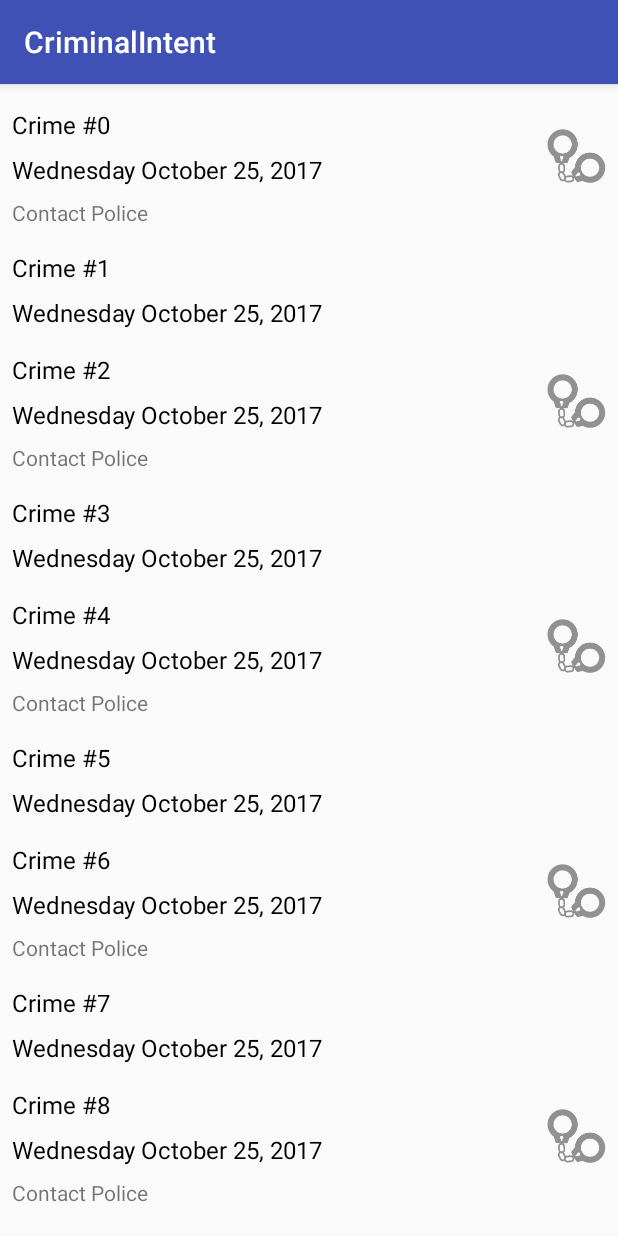
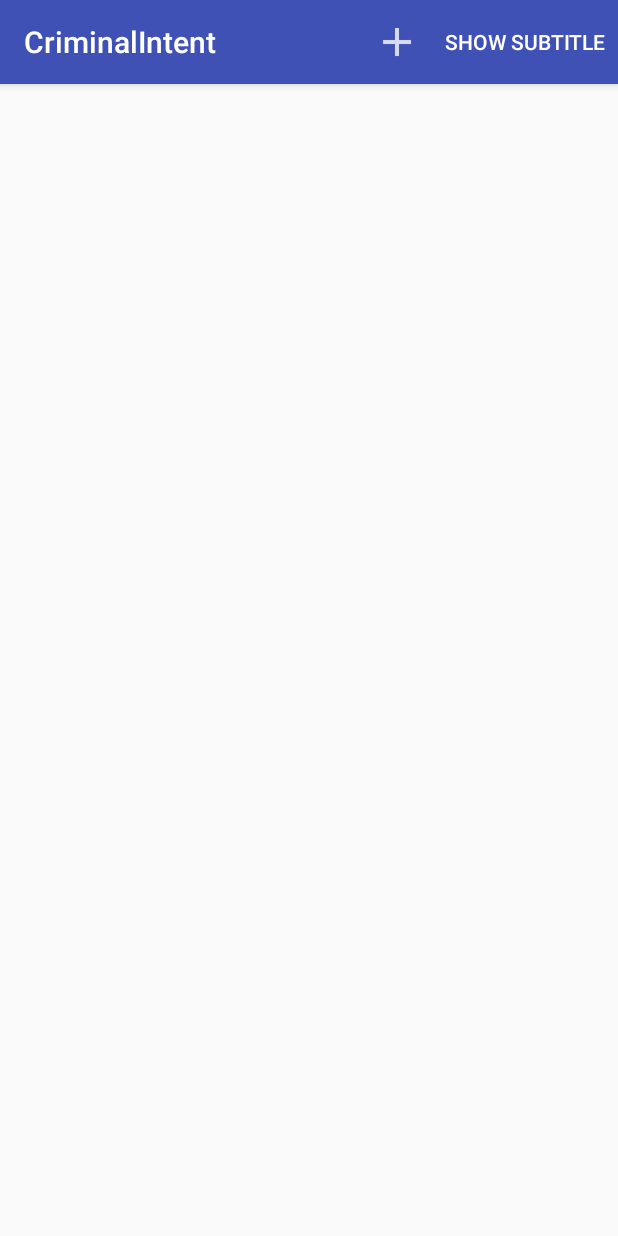
Before and after one commit to Derrek-Larson/CriminalIntent, an Android app: the CrimeListFragment screen opened directly, with no data from a screen before it, on a phone screen of 412 x 824 dp. Run offline under Robolectric (Android 15) with nearby library versions, the phone set to English and light mode, and no system bars.

Commit message:
chapter 13 before challenges

```diff
--- a/app/src/main/AndroidManifest.xml
+++ b/app/src/main/AndroidManifest.xml
@@ -13,7 +13,8 @@
             </intent-filter>
         </activity>
         <activity
-            android:name=".CrimePagerActivity" >
+            android:name=".CrimePagerActivity"
+            android:parentActivityName=".CrimeListActivity">
         </activity>
     </application>
 
--- a/app/src/main/java/com/bignerdranch/android/criminalintent/Crime.java
+++ b/app/src/main/java/com/bignerdranch/android/criminalintent/Crime.java
@@ -9,7 +9,7 @@ public class Crime {
     private UUID mId;
     private String mTitle;
     private Date mDate;
-    private Boolean mSolved;
+    private Boolean mSolved=false;
     private Boolean mRequiresPolice = false;
     private String mTime;
     public Boolean getMrequiresPolice() {
--- a/app/src/main/java/com/bignerdranch/android/criminalintent/CrimeFragment.java
+++ b/app/src/main/java/com/bignerdranch/android/criminalintent/CrimeFragment.java
@@ -55,6 +55,7 @@ public class CrimeFragment extends Fragment {
         super.onCreate(savedInstanceState);
         UUID crimeId = (UUID) getArguments().getSerializable(ARG_CRIME_ID);
         mCrime = CrimeLab.get(getActivity()).getCrime(crimeId);
+
     }
     @Override
     public View onCreateView(LayoutInflater inflater, ViewGroup container, Bundle savedInstanceState) {
--- a/app/src/main/java/com/bignerdranch/android/criminalintent/CrimeLab.java
+++ b/app/src/main/java/com/bignerdranch/android/criminalintent/CrimeLab.java
@@ -24,21 +24,19 @@ public class CrimeLab {
         }
         return sCrimeLab;
     }
+
     private CrimeLab(Context context){
         mCrimes = new LinkedHashMap<>();
-        for (int i=0; i<100; i++){
-            Crime crime = new Crime();
-            crime.setTitle("Crime #"+i);
-            crime.setSolved(i%2==0);
-            crime.setMrequiresPolice(i%2==0); // only needed for challenge of chapter 8
-            mCrimes.put(crime.getId(),crime);
-            Log.d(TAG, "crime created");
+    }
 
-        }
+    public void addCrime(Crime c){
+        mCrimes.put(c.getId(),c);
     }
+
     public List<Crime> getCrimes(){
         return new ArrayList<>(mCrimes.values());
     } //arraylist for all other purposes
+
     public Crime getCrime(UUID id){
         return mCrimes.get(id); //instant retrieval
     }
--- a/app/src/main/java/com/bignerdranch/android/criminalintent/CrimeListFragment.java
+++ b/app/src/main/java/com/bignerdranch/android/criminalintent/CrimeListFragment.java
@@ -3,11 +3,15 @@ package com.bignerdranch.android.criminalintent;
 import android.content.Intent;
 import android.os.Bundle;
 import android.support.v4.app.Fragment;
+import android.support.v7.app.AppCompatActivity;
 import android.support.v7.widget.LinearLayoutManager;
 import android.support.v7.widget.RecyclerView;
 import android.text.format.DateFormat;
 import android.util.Log;
 import android.view.LayoutInflater;
+import android.view.Menu;
+import android.view.MenuInflater;
+import android.view.MenuItem;
 import android.view.View;
 import android.view.ViewGroup;
 import android.widget.ImageView;
@@ -24,6 +28,8 @@ import java.util.List;
 
 public class CrimeListFragment extends Fragment {
 
+    private static final String SAVED_SUBTITLE_VISIBLE = "subtitle";
+
     private static final String POSITION_ARRAY_EXTRA = "com.bignerdranch.android.criminalintent.position_array";
 
     private static final String POSITION_EXTRA =
@@ -33,7 +39,13 @@ public class CrimeListFragment extends Fragment {
 
 private RecyclerView mCrimeRecyclerView;
 private CrimeAdapter mAdapter;
+private boolean mSubtitleVisible;
     private static final int REQUEST_CRIME = 1;
+    @Override
+    public void onCreate(Bundle savedInstanceState){
+        super.onCreate(savedInstanceState);
+        setHasOptionsMenu(true);
+    }
     @Override
     public View onCreateView(LayoutInflater inflater, ViewGroup container, Bundle savedInstanceState){
         View view = inflater.inflate(R.layout.fragment_crime_list, container, false);
@@ -41,22 +53,84 @@ private CrimeAdapter mAdapter;
                 .findViewById(R.id.crime_recycler_view);
         mCrimeRecyclerView.setLayoutManager(new LinearLayoutManager(getActivity()));
         updateUI();
+        if (savedInstanceState != null){
+            mSubtitleVisible = savedInstanceState.getBoolean(SAVED_SUBTITLE_VISIBLE);
+        }
         return view;
     }
     @Override public void onResume(){
         super.onResume();
         updateUI();
     }
+
+    @Override
+    public void onSaveInstanceState(Bundle outState){
+        super.onSaveInstanceState(outState);
+        outState.putBoolean(SAVED_SUBTITLE_VISIBLE, mSubtitleVisible);
+    }
+
+    private void addACrime() {
+        Crime crime = new Crime();
+        CrimeLab.get(getActivity()).addCrime(crime);
+        Intent intent = CrimePagerActivity.newIntent(getActivity(), crime.getId(),mAdapter.getItemCount() );
+        startActivity(intent);
+    }
+
+    @Override
+    public void onCreateOptionsMenu(Menu menu, MenuInflater inflater){
+        super.onCreateOptionsMenu(menu, inflater);
+        inflater.inflate(R.menu.fragment_crime_list, menu);
+        MenuItem subtitleItem = menu.findItem(R.id.show_subtitle);
+        if(mSubtitleVisible){
+            subtitleItem.setTitle(R.string.hide_subtitle);
+        }
+        else{
+            subtitleItem.setTitle(R.string.show_subtitle);
+        }
+
+    }
+    @Override
+    public boolean onOptionsItemSelected(MenuItem item){
+        switch(item.getItemId()){
+            case R.id.new_crime:
+                addACrime(); // recently added
+                return true;
+            case R.id.show_subtitle:
+                mSubtitleVisible = !mSubtitleVisible;
+                getActivity().invalidateOptionsMenu();
+                updateSubtitle();
+                return true;
+            default:
+                return super.onOptionsItemSelected(item);
+        }
+    }
+    private void updateSubtitle(){
+        CrimeLab crimeLab = CrimeLab.get(getActivity());
+        int crimeCount = crimeLab.getCrimes().size();
+        String subtitle = getString(R.string.subtitle_format, crimeCount);
+
+        if (!mSubtitleVisible){
+            subtitle = null;
+        }
+
+        AppCompatActivity activity = (AppCompatActivity) getActivity();
+        activity.getSupportActionBar().setSubtitle(subtitle);
+    }
     private void updateUI(){
+        Log.d(TAG, "updateUI called");
         CrimeLab crimeLab = CrimeLab.get(getActivity());
         List<Crime> crimes = crimeLab.getCrimes();
         if (mAdapter == null){
             mAdapter = new CrimeAdapter(crimes);
             mCrimeRecyclerView.setAdapter(mAdapter);
         }
-//        else{
-//            mAdapter.notifyDataSetChanged();
-//        }
+        else{
+            mAdapter.notifyDataSetChanged();
+            mAdapter = new CrimeAdapter(crimes);
+            mCrimeRecyclerView.swapAdapter(mAdapter, false);
+
+        }
+        updateSubtitle();
     }
     private class CrimeHolder extends RecyclerView.ViewHolder implements View.OnClickListener { //essential component of a recycler, holds and specifies a view
 
@@ -106,8 +180,10 @@ private CrimeAdapter mAdapter;
     if (requestCode == REQUEST_CRIME){
         int[] positionArray;
         positionArray = data.getIntArrayExtra(POSITION_ARRAY_EXTRA); //position comes back from the data passed by result of crimefragment
-       //currently null array
+       //array confirmed to hold new value
+        Log.d(TAG, "positionArray length "+positionArray.length);
         mAdapter.notifyItemRangeChanged(positionArray[0], positionArray.length);
+        updateUI();
     }
     }
     private class CrimeAdapter extends RecyclerView.Adapter<CrimeHolder>{
--- /dev/null
+++ b/app/src/main/res/menu/fragment_crime_list.xml
@@ -0,0 +1,14 @@
+<?xml version="1.0" encoding="utf-8"?>
+<menu     xmlns:android="http://schemas.android.com/apk/res/android"
+    xmlns:app="http://schemas.android.com/apk/res-auto">
+<item
+    android:title="@string/new_crime"
+    android:id="@+id/new_crime"
+    android:icon="@drawable/ic_menu_add"
+    app:showAsAction="ifRoom|withText"
+    />
+<item
+    android:id="@+id/show_subtitle"
+    android:title="@string/show_subtitle"
+    app:showAsAction="ifRoom"/>
+</menu>
--- a/app/src/main/res/values/strings.xml
+++ b/app/src/main/res/values/strings.xml
@@ -6,4 +6,8 @@
     <string name ="crime_solved_label">Solved</string>
     <string name ="contact_police">Contact Police</string>
     <string name = "date_picker_title">Date of crime</string>
+    <string name ="new_crime">New Crime</string>
+    <string name ="show_subtitle">Show Subtitle</string>
+    <string name ="hide_subtitle">Hide Subtitle</string>
+    <string name ="subtitle_format">%1$d crimes</string>
 </resources>
```
Also changed, not shown: app/src/main/java/DatePickerActivity.java (deleted, +0 -27 lines), app/src/main/java/com/bignerdranch/android/criminalintent/CrimePagerActivity.java (+14 -5 lines), app/src/main/res/drawable-hdpi/ic_menu_add.png (added), app/src/main/res/drawable-mdpi/ic_menu_add.png (added), app/src/main/res/drawable-xhdpi/ic_menu_add.png (added), app/src/main/res/drawable-xxhdpi/ic_menu_add.png (added).
